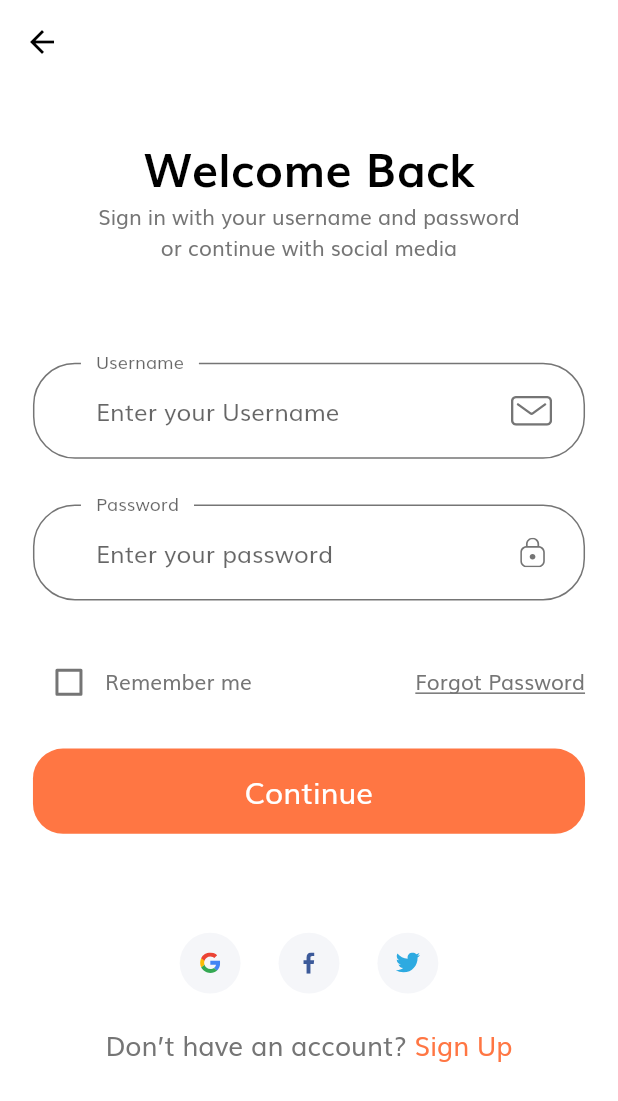
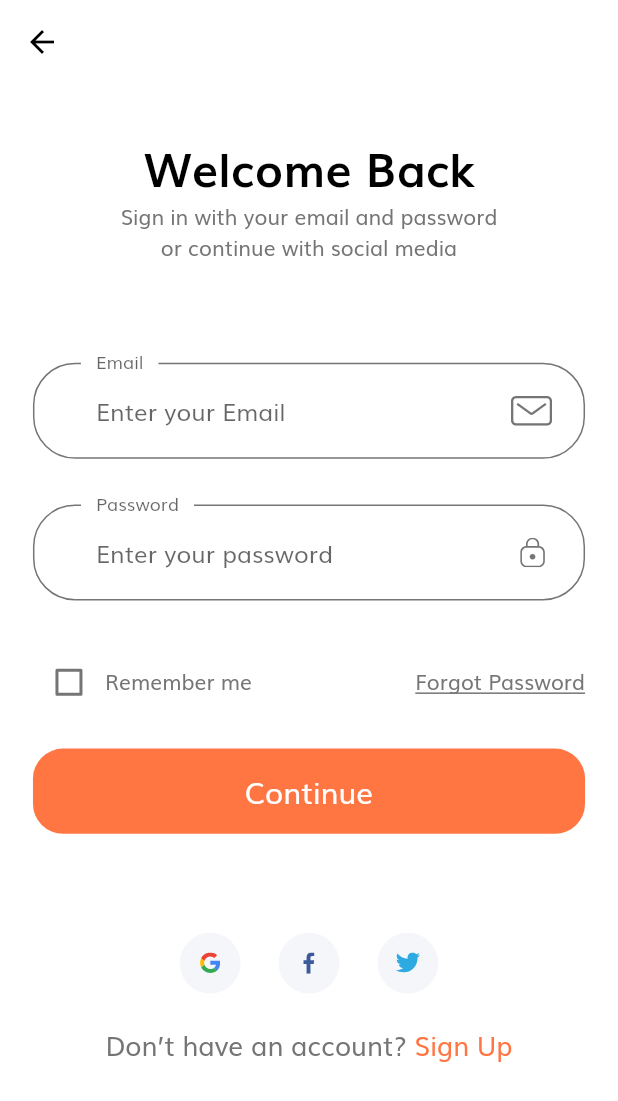
Before and after one commit to jeremy-stark17/Hashing-and-Salting-on-Shopping-App, a Flutter app: the screen it shows after launch, after a tap on "Continue", on a phone screen of 412 x 824 dp. Shown: the top 1101 px of the screen. Run offline on Flutter 3.47's test engine with Material 2 defaults, Android fonts, the phone set to English and light mode, and no system bars; our stand-ins replace firebase_auth, firebase_core, flutter_svg; accounts and stored records are empty.

Commit message:
username to email edit

```diff
--- a/lib/constants.dart
+++ b/lib/constants.dart
@@ -24,8 +24,8 @@ const defaultDuration = Duration(milliseconds: 250);
 
 // Form Error
 final RegExp emailValidatorRegExp = RegExp(r"^[a-zA-Z0-9.]");
-const String kEmailNullError = "Please Enter your username";
-const String kInvalidEmailError = "Please Enter Valid username";
+const String kEmailNullError = "Please Enter your email";
+const String kInvalidEmailError = "Please Enter Valid email";
 const String kPassNullError = "Please Enter your password";
 const String kShortPassError = "Password is too short";
 const String kMatchPassError = "Passwords don't match";
--- a/lib/screens/sign_in/components/body.dart
+++ b/lib/screens/sign_in/components/body.dart
@@ -26,7 +26,7 @@ class Body extends StatelessWidget {
                   ),
                 ),
                 Text(
-                  "Sign in with your username and password  \nor continue with social media",
+                  "Sign in with your email and password  \nor continue with social media",
                   textAlign: TextAlign.center,
                 ),
                 SizedBox(height: SizeConfig.screenHeight * 0.08),
--- a/lib/screens/sign_in/components/sign_form.dart
+++ b/lib/screens/sign_in/components/sign_form.dart
@@ -85,9 +85,9 @@ class _SignFormState extends State<SignForm> {
                   Navigator.pushNamed(context, HomeScreen.routeName);
                 } on FirebaseAuthException catch (e) {
                   if (e.code == 'user-not-found') {
-                    print('None found with that username.');
+                    print('None found with that email.');
                   } else if (e.code == 'wrong-password') {
-                    print('Wrong password provided for that username.');
+                    print('Wrong password provided for that email.');
                   }
                 }
               }
@@ -156,8 +156,8 @@ class _SignFormState extends State<SignForm> {
         return null;
       },
       decoration: InputDecoration(
-        labelText: "Username",
-        hintText: "Enter your Username",
+        labelText: "Email",
+        hintText: "Enter your Email",
         // If  you are using latest version of flutter then lable text and hint text shown like this
         // if you r using flutter less then 1.20.* then maybe this is not working properly
         floatingLabelBehavior: FloatingLabelBehavior.always,
```
